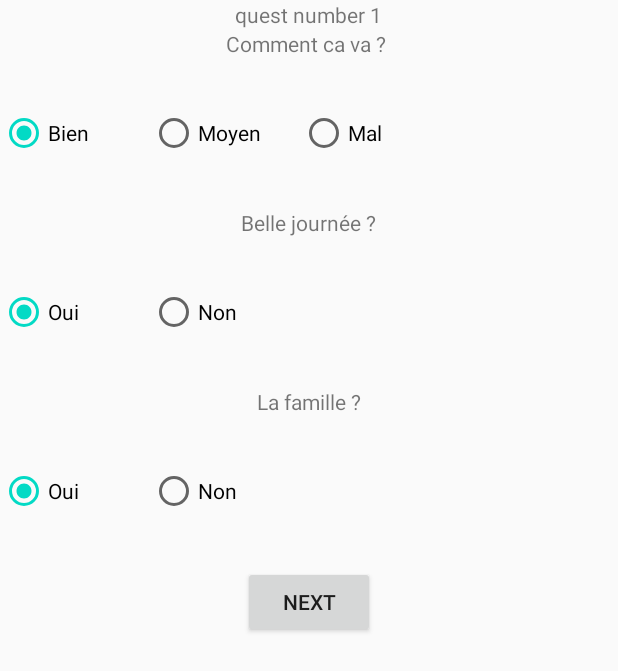
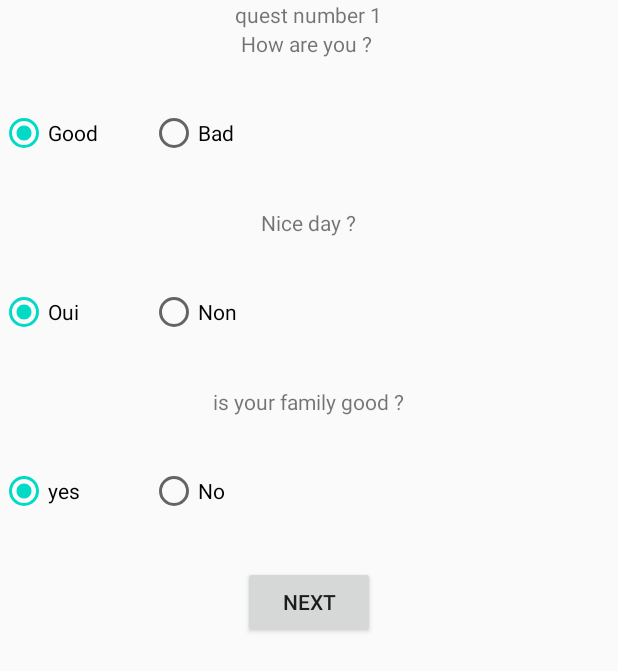
Before and after one commit to Nicolasverune/Android_App_PCOS_Client, an Android app: the layout questionnaire1.xml on its own in the app's theme, with its tools: preview values and no code run, on a phone screen of 412 x 824 dp. Shown: the top 671 px of the screen. Run offline under Robolectric (Android 15) with nearby library versions, the phone set to English and light mode, and no system bars.

Commit message:
commit message

```diff
--- a/app/src/main/res/layout/questionnaire1.xml
+++ b/app/src/main/res/layout/questionnaire1.xml
@@ -19,7 +19,7 @@
 			android:layout_width="wrap_content"
 			android:layout_height="wrap_content"
 			android:layout_gravity="top|center_horizontal"
-			android:text="Comment ca va ? " />
+			android:text="How are you ? " />
 
 		<RadioGroup
 			android:id="@+id/q1_0"
@@ -29,25 +29,18 @@
 			android:orientation="horizontal" >
 
 			<RadioButton
-				android:text="Bien"
+				android:text="Good"
 				android:layout_width="100dp"
 				android:layout_height="100dp"
 				android:checked="true"
 				android:id="@+id/q1_0_1"
 				/>
 			<RadioButton
-				android:text="Moyen"
+				android:text="Bad"
 				android:layout_width="100dp"
 				android:layout_height="100dp"
 				android:checked="false"
 				android:id="@+id/q1_0_2"
-				/>
-			<RadioButton
-				android:text="Mal"
-				android:layout_width="100dp"
-				android:layout_height="100dp"
-				android:checked="false"
-				android:id="@+id/q1_0_3"
 				/>
 		</RadioGroup>
 		<TextView
@@ -55,7 +48,7 @@
 			android:layout_width="wrap_content"
 			android:layout_height="wrap_content"
 			android:layout_gravity="top|center_horizontal"
-			android:text="Belle journée ?" />
+			android:text="Nice day ?" />
 
 		<RadioGroup
 			android:id="@+id/q1_1"
@@ -84,7 +77,7 @@
 			android:layout_width="wrap_content"
 			android:layout_height="wrap_content"
 			android:layout_gravity="top|center_horizontal"
-			android:text="La famille ?" />
+			android:text="is your family good ?" />
 
 		<RadioGroup
 			android:id="@+id/q1_2"
@@ -94,14 +87,14 @@
 			android:orientation="horizontal" >
 
 			<RadioButton
-				android:text="Oui"
+				android:text="yes"
 				android:layout_width="100dp"
 				android:layout_height="100dp"
 				android:checked="true"
 				android:id="@+id/q1_2_1"
 				/>
 			<RadioButton
-				android:text="Non"
+				android:text="No"
 				android:layout_width="100dp"
 				android:layout_height="100dp"
 				android:checked="false"
--- a/app/src/main/res/layout/questionnaire2.xml
+++ b/app/src/main/res/layout/questionnaire2.xml
@@ -19,7 +19,7 @@
 			android:layout_width="wrap_content"
 			android:layout_height="wrap_content"
 			android:layout_gravity="top|center_horizontal"
-			android:text="Bien ou bien ?" />
+			android:text="good day ?" />
 
 		<RadioGroup
 			android:id="@+id/q2_0"
@@ -55,7 +55,7 @@
 			android:layout_width="wrap_content"
 			android:layout_height="wrap_content"
 			android:layout_gravity="top|center_horizontal"
-			android:text="Bien ou bien ?" />
+			android:text="is the sun rising ?" />
 
 		<RadioGroup
 			android:id="@+id/q2_1"
```
Also changed, not shown: app/src/main/java/com/coste/pcos_summer/MainActivity.java (+7 -9 lines), app/src/main/res/layout/questionnaire3.xml (+6 -6 lines).
